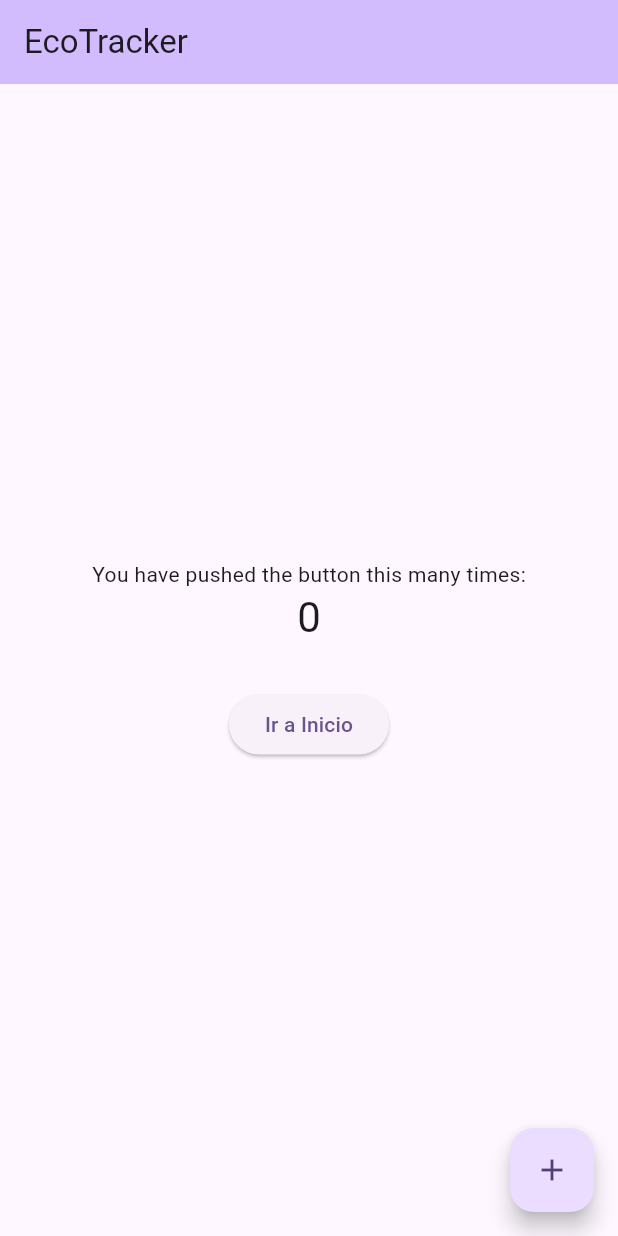
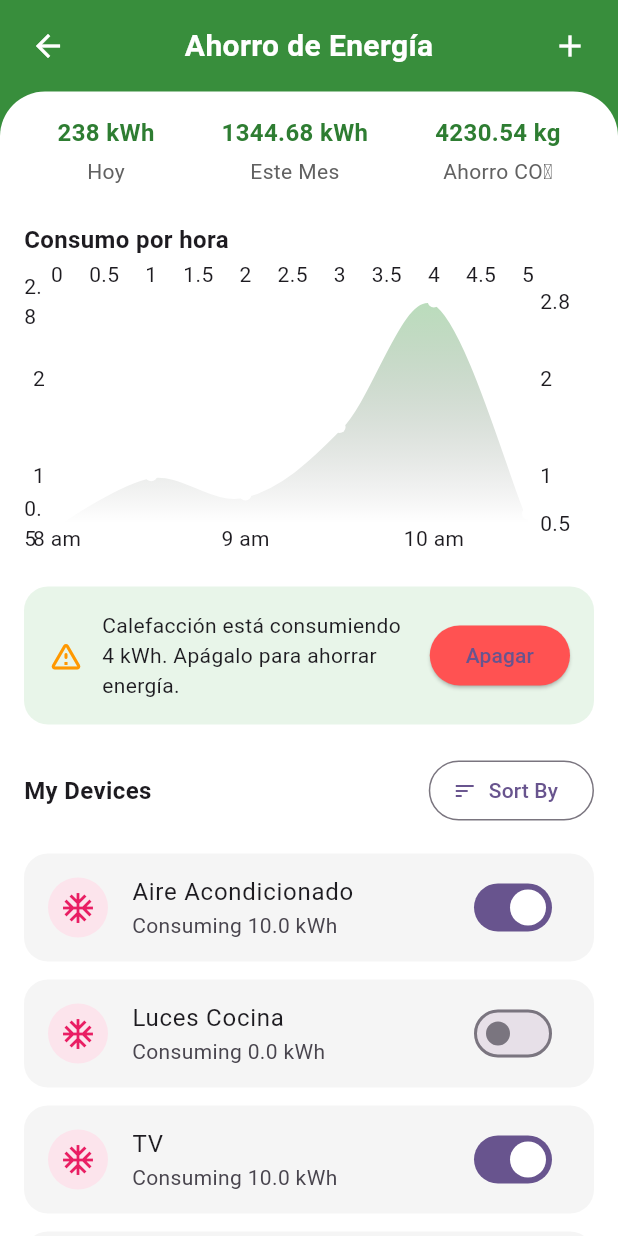
Before and after one commit to dialejo/Ecotracker, a Flutter app: the screen it shows after launch, on a phone screen of 412 x 824 dp. Run offline on Flutter 3.47's test engine with Material 3 defaults, Android fonts, the phone set to English and light mode, and no system bars; drawn by our look-alikes of fl_chart.

Commit message:
Agregado módulo de ahorro de energía

```diff
--- a/ecotracker/lib/main.dart
+++ b/ecotracker/lib/main.dart
@@ -1,6 +1,7 @@
 import 'package:flutter/material.dart';
 import 'screens/home.dart';
 import 'screens/activity_screen.dart';
+import 'screens/energy_savings_screen.dart';
 
 void main() {
   runApp(const MyApp());
@@ -18,11 +19,12 @@
         colorScheme: ColorScheme.fromSeed(seedColor: Colors.deepPurple),
       ),
 
-    initialRoute: '/',
+      initialRoute: '/energy',
     routes: {
       '/': (context) => const MyHomePage(title: 'EcoTracker'),
       '/home': (context) => const Home(),
       '/activity': (context) => ActivityScreen(),
+      '/energy': (context) =>  EnergySavingsScreen(),
       },
     );
   }
--- /dev/null
+++ b/ecotracker/lib/screens/energy_savings_screen.dart
@@ -0,0 +1,243 @@
+import 'package:flutter/material.dart';
+import 'package:fl_chart/fl_chart.dart';
+
+class EnergySavingsScreen extends StatefulWidget {
+  @override
+  _EnergySavingsScreenState createState() => _EnergySavingsScreenState();
+}
+
+class _EnergySavingsScreenState extends State<EnergySavingsScreen> {
+  Map<String, bool> deviceStates = {
+    'Aire Acondicionado': true,
+    'Luces Cocina': false,
+    'TV': true,
+    'PC Escritorio': false,
+  };
+
+  @override
+  Widget build(BuildContext context) {
+    return Scaffold(
+      backgroundColor: Colors.green.shade700,
+      body: SafeArea(
+        child: Column(
+          children: [
+            _buildHeader(),
+            Expanded(
+              child: Container(
+                decoration: BoxDecoration(
+                  color: Colors.white,
+                  borderRadius:
+                  BorderRadius.vertical(top: Radius.circular(30)),
+                ),
+                child: ListView(
+                  padding: EdgeInsets.all(16),
+                  children: [
+                    _buildStats(),
+                    SizedBox(height: 24),
+                    _buildChart(),
+                    SizedBox(height: 20),
+                    _buildRecommendationCard(),
+                    SizedBox(height: 20),
+                    _buildDeviceList(),
+                  ],
+                ),
+              ),
+            )
+          ],
+        ),
+      ),
+    );
+  }
+
+  Widget _buildHeader() {
+    return Padding(
+      padding: const EdgeInsets.symmetric(horizontal: 20, vertical: 16),
+      child: Row(
+        mainAxisAlignment: MainAxisAlignment.spaceBetween,
+        children: [
+          Icon(Icons.arrow_back, color: Colors.white),
+          Text(
+            'Ahorro de Energía',
+            style: TextStyle(color: Colors.white, fontSize: 20, fontWeight: FontWeight.bold),
+          ),
+          Icon(Icons.add, color: Colors.white),
+        ],
+      ),
+    );
+  }
+
+  Widget _buildStats() {
+    return Row(
+      mainAxisAlignment: MainAxisAlignment.spaceAround,
+      children: [
+        _statTile("Hoy", "238 kWh"),
+        _statTile("Este Mes", "1344.68 kWh"),
+        _statTile("Ahorro CO₂", "4230.54 kg"),
+      ],
+    );
+  }
+
+  Widget _statTile(String label, String value) {
+    return Column(
+      children: [
+        Text(value,
+            style: TextStyle(
+                fontWeight: FontWeight.bold,
+                fontSize: 16,
+                color: Colors.green.shade800)),
+        SizedBox(height: 4),
+        Text(label, style: TextStyle(color: Colors.grey.shade700)),
+      ],
+    );
+  }
+
+  Widget _buildChart() {
+    return Column(
+      crossAxisAlignment: CrossAxisAlignment.start,
+      children: [
+        Text("Consumo por hora",
+            style: TextStyle(fontWeight: FontWeight.bold, fontSize: 16)),
+        SizedBox(
+          height: 200,
+          child: LineChart(
+            LineChartData(
+              titlesData: FlTitlesData(
+                leftTitles: AxisTitles(
+                  sideTitles: SideTitles(showTitles: true),
+                ),
+                bottomTitles: AxisTitles(
+                  sideTitles: SideTitles(
+                    showTitles: true,
+                    getTitlesWidget: (value, _) {
+                      const labels = [
+                        '8 am',
+                        '9 am',
+                        '10 am',
+                        '11 am',
+                        '12 pm',
+                        '1 pm'
+                      ];
+                      if (value % 2 == 0 && value ~/ 2 < labels.length) {
+                        return Text(labels[value ~/ 2]);
+                      }
+                      return Text('');
+                    },
+                    interval: 2,
+                  ),
+                ),
+              ),
+              borderData: FlBorderData(show: false),
+              gridData: FlGridData(show: false),
+              lineBarsData: [
+                LineChartBarData(
+                  spots: [
+                    FlSpot(0, 0.5),
+                    FlSpot(1, 1.0),
+                    FlSpot(2, 0.8),
+                    FlSpot(3, 1.5),
+                    FlSpot(4, 2.8),
+                    FlSpot(5, 0.6),
+                  ],
+                  isCurved: true,
+                  barWidth: 4,
+                  isStrokeCapRound: true,
+                  dotData: FlDotData(show: true),
+                  belowBarData: BarAreaData(
+                    show: true,
+                    gradient: LinearGradient(
+                      colors: [
+                        Colors.green.withOpacity(0.4),
+                        Colors.transparent
+                      ],
+                      begin: Alignment.topCenter,
+                      end: Alignment.bottomCenter,
+                    ),
+                  ),
+                  color: Colors.white,
+                ),
+              ],
+            ),
+          ),
+        ),
+      ],
+    );
+  }
+
+  Widget _buildRecommendationCard() {
+    return Container(
+      padding: EdgeInsets.all(16),
+      decoration: BoxDecoration(
+        color: Colors.green.shade50,
+        borderRadius: BorderRadius.circular(16),
+      ),
+      child: Row(
+        children: [
+          Icon(Icons.warning_amber_rounded, color: Colors.orange),
+          SizedBox(width: 12),
+          Expanded(
+              child: Text(
+                  'Calefacción está consumiendo 4 kWh. Apágalo para ahorrar energía.')),
+          SizedBox(width: 12),
+          ElevatedButton(
+            style: ElevatedButton.styleFrom(
+              backgroundColor: Colors.redAccent,
+            ),
+            onPressed: () {},
+            child: Text('Apagar'),
+          )
+        ],
+      ),
+    );
+  }
+
+  Widget _buildDeviceList() {
+    return Column(
+      crossAxisAlignment: CrossAxisAlignment.start,
+      children: [
+        Row(
+          children: [
+            Text("My Devices",
+                style: TextStyle(fontSize: 16, fontWeight: FontWeight.bold)),
+            Spacer(),
+            OutlinedButton.icon(
+              onPressed: () {},
+              icon: Icon(Icons.sort, size: 16),
+              label: Text("Sort By"),
+              style: OutlinedButton.styleFrom(
+                shape: RoundedRectangleBorder(
+                    borderRadius: BorderRadius.circular(20)),
+              ),
+            )
+          ],
+        ),
+        SizedBox(height: 12),
+        ...deviceStates.entries.map((entry) {
+          return Container(
+            margin: EdgeInsets.symmetric(vertical: 6),
+            decoration: BoxDecoration(
+              color: Colors.grey.shade100,
+              borderRadius: BorderRadius.circular(16),
+            ),
+            child: ListTile(
+              leading: CircleAvatar(
+                backgroundColor: Colors.pink.shade50,
+                child: Icon(Icons.ac_unit, color: Colors.pink),
+              ),
+              title: Text(entry.key),
+              subtitle: Text(
+                  'Consuming ${(entry.value ? 10.0 : 0.0).toStringAsFixed(1)} kWh'),
+              trailing: Switch(
+                value: entry.value,
+                onChanged: (val) {
+                  setState(() {
+                    deviceStates[entry.key] = val;
+                  });
+                },
+              ),
+            ),
+          );
+        }).toList()
+      ],
+    );
+  }
+}
```
